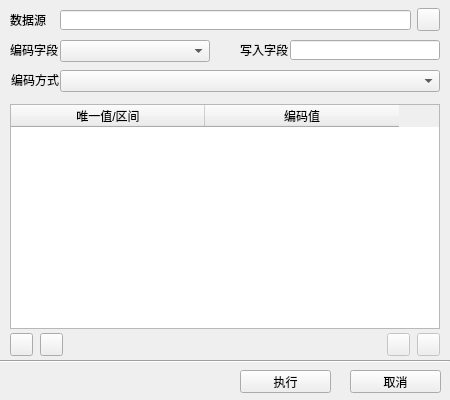
Qt form FormEncode.ui (artifact113/particle-swarm-optimization) before a commit.
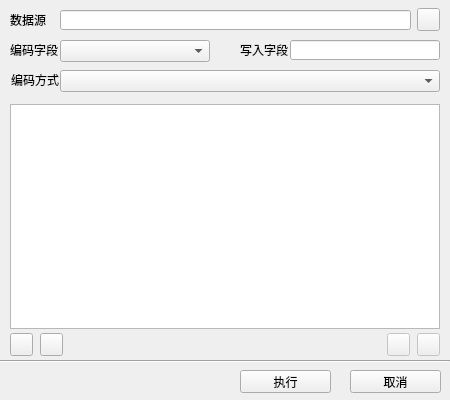
The same form after that commit. Icons and pictures are not drawn.

```diff
--- a/FormEncode.ui
+++ b/FormEncode.ui
@@ -137,30 +137,20 @@
     <bool>true</bool>
    </property>
    <attribute name="horizontalHeaderDefaultSectionSize">
-    <number>194</number>
+    <number>10</number>
    </attribute>
    <attribute name="horizontalHeaderHighlightSections">
     <bool>false</bool>
    </attribute>
    <attribute name="horizontalHeaderMinimumSectionSize">
-    <number>194</number>
+    <number>10</number>
    </attribute>
    <attribute name="verticalHeaderDefaultSectionSize">
-    <number>20</number>
+    <number>10</number>
    </attribute>
    <attribute name="verticalHeaderMinimumSectionSize">
-    <number>20</number>
+    <number>10</number>
    </attribute>
-   <column>
-    <property name="text">
-     <string>唯一值/区间</string>
-    </property>
-   </column>
-   <column>
-    <property name="text">
-     <string>编码值</string>
-    </property>
-   </column>
   </widget>
   <widget class="QPushButton" name="m_pButnConfirm">
    <property name="geometry">
```
